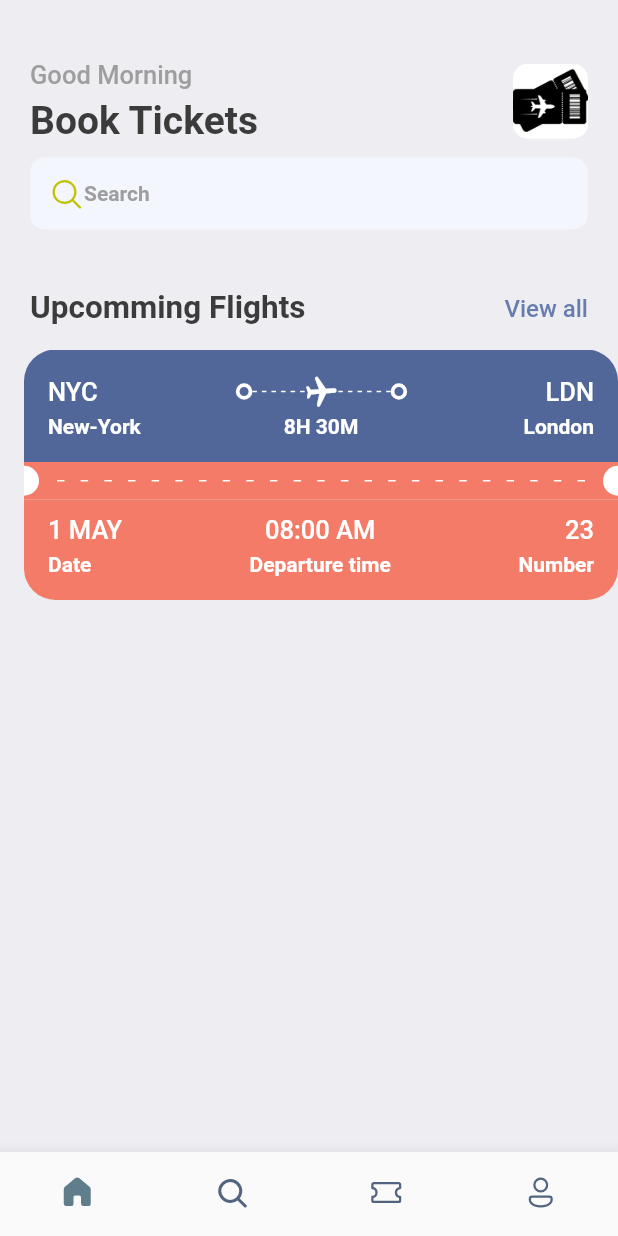
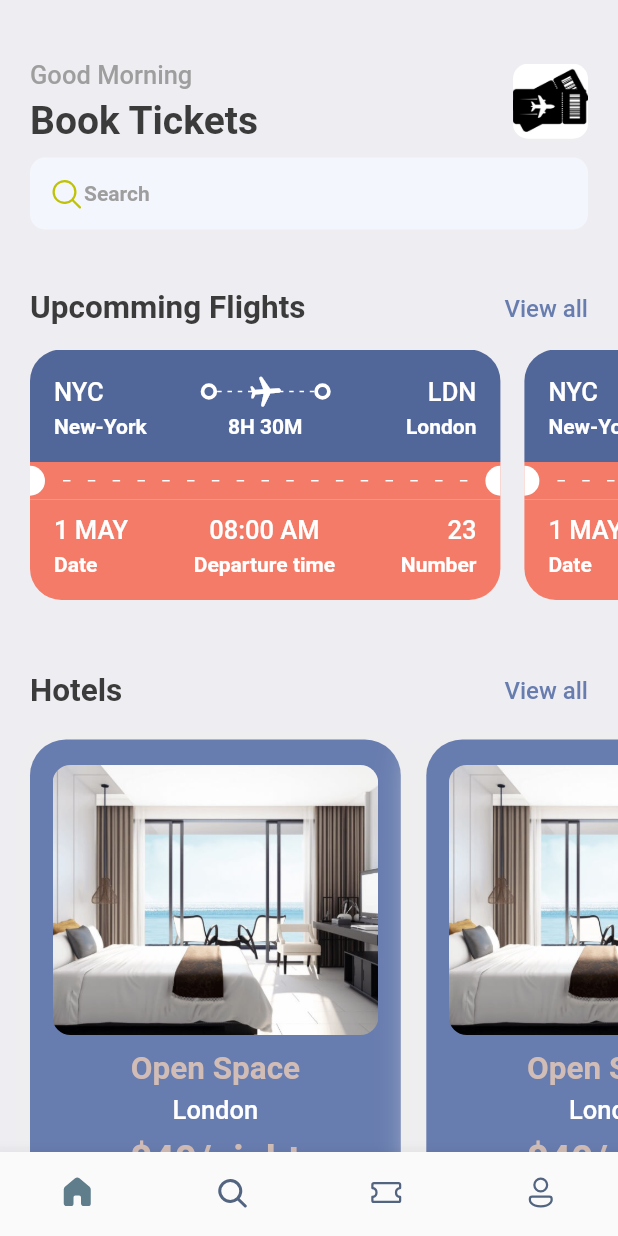
Before and after one commit to AkritiSubedi/ticketbookingapp, a Flutter app: the screen it shows after launch, on a phone screen of 412 x 824 dp. Run offline on Flutter 3.47's test engine with Material 2 defaults, Android fonts, the phone set to English and light mode, and no system bars; our stand-ins replace fluentui_icons, gap; missing offline and left inert: dart:ffi.

Commit message:
day_8 completed

```diff
--- a/lib/screens/home_screen.dart
+++ b/lib/screens/home_screen.dart
@@ -1,6 +1,7 @@
 import 'package:fluentui_icons/fluentui_icons.dart';
 import 'package:flutter/material.dart';
 import 'package:gap/gap.dart';
+import 'package:ticketbookingapp/screens/hotel_screen.dart';
 import 'package:ticketbookingapp/screens/ticket_view.dart';
 import 'package:ticketbookingapp/utils/app_styles.dart';
 
@@ -91,14 +92,50 @@ class HomeScreen extends StatelessWidget {
           Gap(15),
           SingleChildScrollView(
             scrollDirection: Axis.horizontal,
+            padding: EdgeInsets.only(left: 20),
             child: Row(
               children: [
                 TicketView(),
                 TicketView(),
-                TicketView(),
               ],
             ),
-          )
+          ),
+          Gap(15),
+          Container(
+            padding: EdgeInsets.symmetric(horizontal: 20),
+            child: Row(
+                    mainAxisAlignment: MainAxisAlignment.spaceBetween,
+                    children: [
+                      Text(
+                        "Hotels",
+                        style: Styles.headLineStyle2,
+                      ),
+                      InkWell(
+                        onTap: () {
+                          print("You are Tapped");
+                        },
+                        child: Text(
+                          "View all",
+                          style: Styles.textStyle
+                              .copyWith(color: Styles.primaryColor),
+                        ),
+                      )
+                    ],
+                  ),
+          ),
+          Gap(15),
+          SingleChildScrollView(
+            scrollDirection: Axis.horizontal,
+            padding: EdgeInsets.only(left: 20),
+            child:  Row(
+              children: [
+                HotelScreen(),
+                HotelScreen(),
+                HotelScreen(),
+                HotelScreen(),
+              ],
+            ),
+            ),
         ],
       ),
     );
--- /dev/null
+++ b/lib/screens/hotel_screen.dart
@@ -0,0 +1,62 @@
+import 'package:flutter/material.dart';
+import 'package:gap/gap.dart';
+import 'package:ticketbookingapp/utils/app_layout.dart';
+import 'package:ticketbookingapp/utils/app_styles.dart';
+
+class HotelScreen extends StatelessWidget {
+  const HotelScreen({Key? key}) : super(key: key);
+
+  @override
+  Widget build(BuildContext context) {
+    final size = AppLayout.getSize(context);
+    return Container(
+      width: size.width*0.6,
+      height: 350,
+      padding:EdgeInsets.symmetric(horizontal: 15, vertical: 17),
+      margin: EdgeInsets.only(right: 17, top:5),
+      decoration: BoxDecoration(
+        color: Styles.primaryColor,
+        borderRadius: BorderRadius.circular(24),
+        boxShadow: [
+          BoxShadow(
+            color: Colors.grey.shade200,
+            blurRadius: 20,
+            spreadRadius: 5,
+
+          )
+        ]
+      ),
+      child: Column(
+        children: [
+          Container(
+            height: 180,
+            decoration: BoxDecoration(
+              borderRadius: BorderRadius.circular(12),
+              color: Styles.primaryColor,
+              image: DecorationImage(
+                fit: BoxFit.cover,
+                image: AssetImage("assets/images/image.jpeg")
+              )
+            ),
+          ),
+          Gap(10),
+          Text(
+            "Open Space",
+            style: Styles.headLineStyle2.copyWith(color: Styles.kakiColor),
+          ),
+          Gap(5),
+          Text(
+            "London",
+            style: Styles.headLineStyle3.copyWith(color: Colors.white),
+          ),
+          Gap(8),
+          Text(
+            "\$40/night",
+            style: Styles.headLineStyle1.copyWith(color: Styles.kakiColor),
+          ),
+
+        ],
+      ),
+    );
+  }
+}
--- a/lib/screens/ticket_view.dart
+++ b/lib/screens/ticket_view.dart
@@ -16,11 +16,12 @@ class TicketView extends StatelessWidget {
   Widget build(BuildContext context) {
     final size = AppLayout.getSize(context);
     return SizedBox(
-      width: size.width,
+      width: size.width*0.8,
       height: 200,
       child: Container(
-        margin: EdgeInsets.only(left: 16),
+        margin: EdgeInsets.only(right: 16),
         child: Column(
+          mainAxisSize: MainAxisSize.min,
           children: [
             // showing blue part of the card/ticket
             Container(
--- a/lib/utils/app_styles.dart
+++ b/lib/utils/app_styles.dart
@@ -7,6 +7,7 @@ class Styles {
   static Color textColor = const Color(0xFF3b3b3b);
   static Color bgColor = const Color(0xFFeeedf2);
   static Color orangeColor = const Color(0xFFF37B67);
+  static Color kakiColor = const Color(0xFFd2bdb6);
   static TextStyle textStyle =
       TextStyle(fontSize: 16, color: textColor, fontWeight: FontWeight.w500);
   static TextStyle headLineStyle1 =
```
Also changed, not shown: assets/images/image.jpeg (added).
